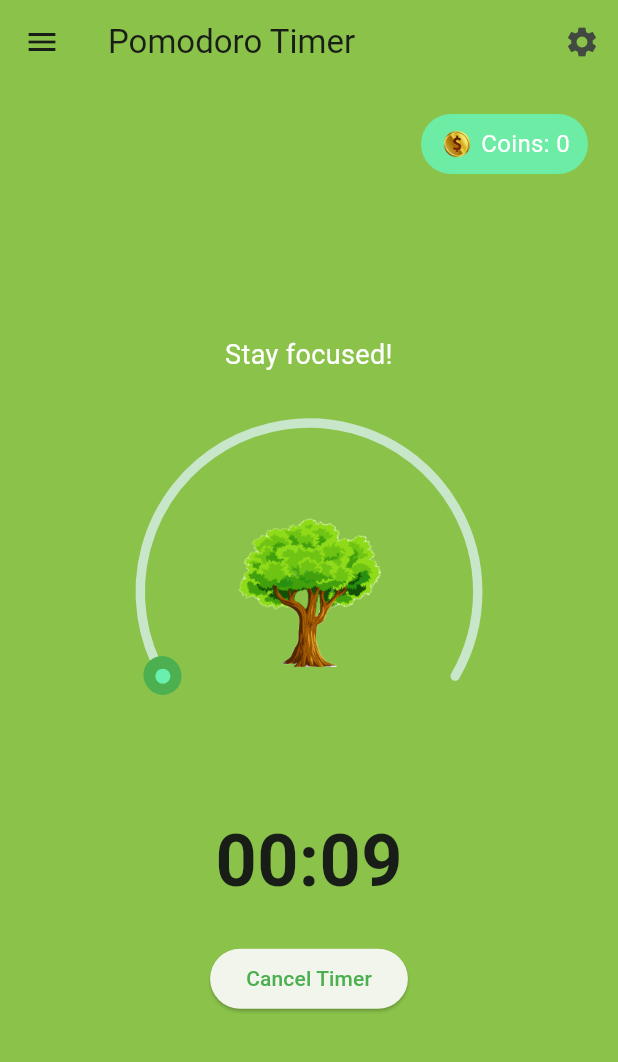
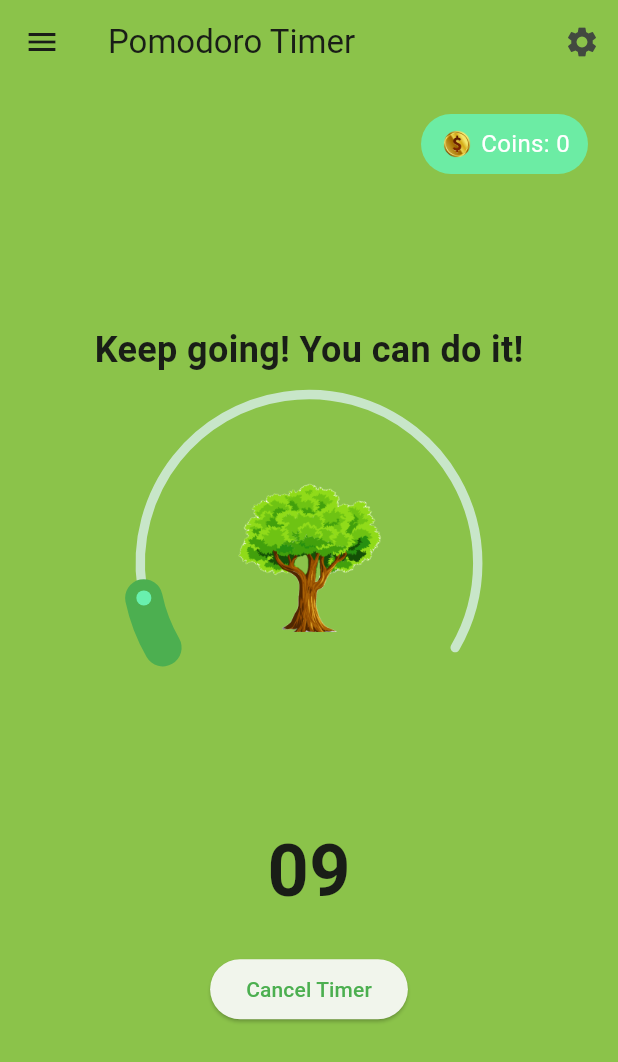
Before and after one commit to Ais3l/productivity_app_andy, a Flutter app: the screen it shows after launch, after a tap on "Start Timer", on a phone screen of 412 x 824 dp. Shown: the top 1062 px of the screen. Run offline on Flutter 3.47's test engine with Material 3 defaults, Android fonts, the light colour scheme and no system bars; drawn by our look-alikes of sleek_circular_slider.

Commit message:
go back to timer button editing

```diff
--- a/lib/main.dart
+++ b/lib/main.dart
@@ -1,273 +1,6 @@
-// import 'package:flutter/material.dart';
-// import 'dart:async'; // Import for using Timer
-// import 'package:sleek_circular_slider/sleek_circular_slider.dart';
-
-// void main() {
-//   runApp(const MyApp());
-// }
-
-// class MyApp extends StatelessWidget {
-//   const MyApp({super.key});
-
-//   @override
-//   Widget build(BuildContext context) {
-//     return MaterialApp(
-//       title: 'Productivity App',
-//       theme: ThemeData(
-//         colorScheme: ColorScheme.fromSeed(
-//           seedColor: Colors.green,
-//           primary: Colors.green,
-//           secondary: Colors.greenAccent,
-//           surface: Colors.lightGreen,
-//           background: Colors.green[50],
-//         ),
-//         useMaterial3: true,
-//       ),
-//       home: const FirstPage(),
-//     );
-//   }
-// }
-
-// class FirstPage extends StatefulWidget {
-//   const FirstPage({super.key});
-
-//   @override
-//   State<FirstPage> createState() => _FirstPageState();
-// }
-
-// class _FirstPageState extends State<FirstPage> {
-//   int coins = 0;
-//   int timerDuration = 10; // Default to 10 minutes
-//   bool isTimerRunning = false;
-//   late Timer timer;
-//   int remainingTime = 0; // Time remaining in seconds
-
-//   void startTimer() {
-//     setState(() {
-//       isTimerRunning = true;
-//       remainingTime = timerDuration * 60; // Convert to seconds
-//     });
-
-//     timer = Timer.periodic(const Duration(seconds: 1), (Timer timer) {
-//       if (remainingTime <= 0) {
-//         setState(() {
-//           coins += 10; // Increase coins by 10
-//           isTimerRunning = false;
-//           remainingTime = 0; // Reset remaining time
-//         });
-//         timer.cancel();
-//         ScaffoldMessenger.of(context).showSnackBar(
-//           const SnackBar(content: Text('Pomodoro completed! You earned 10 coins!')),
-//         );
-//       } else {
-//         setState(() {
-//           remainingTime--; // Decrease remaining time
-//         });
-//       }
-//     });
-//   }
-
-//   void cancelTimer() {
-//     if (isTimerRunning) {
-//       timer.cancel();
-//       setState(() {
-//         isTimerRunning = false;
-//         timerDuration = 10; // Reset timer duration to 10 minutes
-//         remainingTime = timerDuration * 60; // Reset remaining time to 10 minutes in seconds
-//       });
-//     }
-//   }
-
-//   String get formattedTime {
-//     int minutes = remainingTime ~/ 60;
-//     int seconds = remainingTime % 60;
-//     return '${minutes.toString().padLeft(2, '0')}:${seconds.toString().padLeft(2, '0')}';
-//   }
-
-//   @override
-//   Widget build(BuildContext context) {
-//     return Scaffold(
-//       appBar: AppBar(
-//         title: const Text('Pomodoro Timer'),
-//         actions: [
-//           IconButton(
-//             icon: const Icon(Icons.settings),
-//             onPressed: () {
-//               // Add your settings action here if needed
-//             },
-//           ),
-//         ],
-//       ),
-//       body: Stack(
-//         children: [
-//           // Main content in the center
-//           Center(
-//             child: Padding(
-//               padding: const EdgeInsets.all(16.0),
-//               child: Column(
-//                 mainAxisAlignment: MainAxisAlignment.center,
-//                 children: <Widget>[
-//                   const SizedBox(height: 20),
-//                   SleekCircularSlider(
-//                     initialValue: timerDuration.toDouble(),
-//                     min: 10,
-//                     max: 120,
-//                     onChange: (double value) {
-//                       setState(() {
-//                         timerDuration = value.toInt();
-//                         remainingTime = timerDuration * 60;
-//                       });
-//                     },
-//                     appearance: CircularSliderAppearance(
-//                       customColors: CustomSliderColors(
-//                         dotColor: Colors.greenAccent,
-//                         trackColor: Colors.green[100],
-//                         progressBarColor: Colors.green,
-//                       ),
-//                       size: 250,
-//                     ),
-//                     innerWidget: (double value) {
-//                       return Column(
-//                         mainAxisAlignment: MainAxisAlignment.center,
-//                         children: [
-//                           Image.asset(
-//                             'images/tree.png',
-//                             fit: BoxFit.cover,
-//                             height: 100,
-//                           ),
-//                         ],
-//                       );
-//                     },
-//                   ),
-//                   const SizedBox(height: 20),
-//                   Text(
-//                     formattedTime,
-//                     style: const TextStyle(fontSize: 48, fontWeight: FontWeight.bold),
-//                   ),
-//                   const SizedBox(height: 20),
-//                   ElevatedButton(
-//                     onPressed: isTimerRunning ? cancelTimer : startTimer,
-//                     child: Text(isTimerRunning ? 'Cancel Timer' : 'Start Timer'),
-//                   ),
-//                 ],
-//               ),
-//             ),
-//           ),
-//           // Coin counter with image in the top-right corner
-//           Positioned(
-//             top: 20,
-//             right: 20,
-//             child: Container(
-//               padding: const EdgeInsets.symmetric(horizontal: 12, vertical: 8),
-//               decoration: BoxDecoration(
-//                 color: Colors.greenAccent.withOpacity(0.9),
-//                 borderRadius: BorderRadius.circular(20),
-//               ),
-//               child: Row(
-//                 children: [
-//                   Image.asset(
-//                     'images/gold_coin.png', // Displays the gold coin image
-//                     height: 24,
-//                     width: 24,
-//                   ),
-//                   const SizedBox(width: 4),
-//                   Text(
-//                     'Coins: $coins',
-//                     style: const TextStyle(color: Colors.white, fontSize: 16),
-//                   ),
-//                 ],
-//               ),
-//             ),
-//           ),
-//         ],
-//       ),
-//       drawer: Drawer(
-//         child: ListView(
-//           padding: EdgeInsets.zero,
-//           children: [
-//             DrawerHeader(
-//               decoration: BoxDecoration(color: Colors.green),
-//               child: const Text(
-//                 'Navigation',
-//                 style: TextStyle(
-//                   color: Colors.white,
-//                   fontSize: 24,
-//                 ),
-//               ),
-//             ),
-//             ListTile(
-//               title: const Text('Timer'),
-//               onTap: () {
-//                 Navigator.pop(context);
-//                 Navigator.pushReplacement(
-//                   context,
-//                   MaterialPageRoute(builder: (context) => const FirstPage()),
-//                 );
-//               },
-//             ),
-//             ListTile(
-//               title: const Text('Second Page'),
-//               onTap: () {
-//                 Navigator.pop(context);
-//                 Navigator.push(
-//                   context,
-//                   MaterialPageRoute(builder: (context) => const SecondPage()),
-//                 );
-//               },
-//             ),
-//             ListTile(
-//               title: const Text('Third Page'),
-//               onTap: () {
-//                 Navigator.pop(context);
-//                 Navigator.push(
-//                   context,
-//                   MaterialPageRoute(builder: (context) => const ThirdPage()),
-//                 );
-//               },
-//             ),
-//           ],
-//         ),
-//       ),
-//     );
-//   }
-// }
-
-// class SecondPage extends StatelessWidget {
-//   const SecondPage({super.key});
-
-//   @override
-//   Widget build(BuildContext context) {
-//     return Scaffold(
-//       appBar: AppBar(
-//         title: const Text('Second Page'),
-//       ),
-//       body: const Center(
-//         child: Text('This is the second page.'),
-//       ),
-//     );
-//   }
-// }
-
-// class ThirdPage extends StatelessWidget {
-//   const ThirdPage({super.key});
-
-//   @override
-//   Widget build(BuildContext context) {
-//     return Scaffold(
-//       appBar: AppBar(
-//         title: const Text('Third Page'),
-//       ),
-//       body: const Center(
-//         child: Text('This is the third page.'),
-//       ),
-//     );
-//   }
-// }
-
 import 'package:flutter/material.dart';
 import 'dart:async'; // Import for using Timer
 import 'package:sleek_circular_slider/sleek_circular_slider.dart';
-import 'dart:math'; // Import for random number generation
 
 void main() {
   runApp(const MyApp());
@@ -306,25 +39,24 @@ class _FirstPageState extends State<FirstPage> {
   int coins = 0;
   int timerDuration = 10; // Default to 10 seconds
   bool isTimerRunning = false;
+  bool isBreakActive = false;
   late Timer timer;
   int remainingTime = 0; // Time remaining in seconds
-  String motivationalQuote = ""; // To store the current motivational quote
+  int breakTimeSeconds = 0; // Break time counter
+  Timer? breakTimer; // Timer for break time
 
-  final List<String> quotes = [
-    "Keep going!",
-    "You can do it!",
-    "Stay focused!",
-    "Believe in yourself!",
-    "Every day is a new beginning!",
-    "Great things take time!",
-    "Success is the sum of small efforts!",
-  ];
+  @override
+  void initState() {
+    super.initState();
+    remainingTime = timerDuration; // Set initial remaining time to timerDuration
+  }
 
   void startTimer() {
     setState(() {
       isTimerRunning = true;
-      remainingTime = timerDuration; // Already in seconds
-      motivationalQuote = quotes[Random().nextInt(quotes.length)]; // Pick a random quote
+      remainingTime = timerDuration; // Reset remaining time to timerDuration when starting
+      isBreakActive = false; // Ensure break is not active
+      breakTimeSeconds = 0; // Reset break time counter
     });
 
     timer = Timer.periodic(const Duration(seconds: 1), (Timer timer) {
@@ -333,11 +65,9 @@ class _FirstPageState extends State<FirstPage> {
           coins += 10; // Increase coins by 10
           isTimerRunning = false;
           remainingTime = 0; // Reset remaining time
+          isBreakActive = true; // Activate break timer
         });
         timer.cancel();
-        ScaffoldMessenger.of(context).showSnackBar(
-          const SnackBar(content: Text('Pomodoro completed! You earned 10 coins!')),
-        );
       } else {
         setState(() {
           remainingTime--; // Decrease remaining time
@@ -357,14 +87,39 @@ class _FirstPageState extends State<FirstPage> {
     }
   }
 
+  void startBreakTimer() {
+    if (isBreakActive && breakTimer == null) {
+      breakTimer = Timer.periodic(const Duration(seconds: 1), (Timer timer) {
+        if (!isBreakActive) {
+          timer.cancel(); // Stop break timer if break is no longer active
+          breakTimer = null; // Reset break timer reference
+        } else {
+          setState(() {
+            breakTimeSeconds++; // Increment break time counter
+          });
+        }
+      });
+    }
+  }
+
   String get formattedTime {
-    int minutes = remainingTime ~/ 60;
-    int seconds = remainingTime % 60;
-    return '${minutes.toString().padLeft(2, '0')}:${seconds.toString().padLeft(2, '0')}';
+    if (remainingTime == 0) {
+      return ''; // Return empty string when time is up
+    }
+    return '${remainingTime.toString().padLeft(2, '0')}'; // Format remaining time
+  }
+
+  String get formattedBreakTime {
+    return '$breakTimeSeconds'; // Show the break time seconds
   }
 
   @override
   Widget build(BuildContext context) {
+    // Start break timer if break is active
+    if (isBreakActive) {
+      startBreakTimer();
+    }
+
     return Scaffold(
       appBar: AppBar(
         title: const Text('Pomodoro Timer'),
@@ -387,24 +142,29 @@ class _FirstPageState extends State<FirstPage> {
                 mainAxisAlignment: MainAxisAlignment.center,
                 children: <Widget>[
                   const SizedBox(height: 20),
-                  // Display the motivational quote above the slider
-                  Text(
-                    motivationalQuote,
-                    style: const TextStyle(
-                      fontSize: 18, // Smaller font size
-                      color: Colors.white, // White color
+                  if (!isTimerRunning && remainingTime == 0)
+                    const Text(
+                      'Hooray! You completed your timer!',
+                      style: TextStyle(fontSize: 24, fontWeight: FontWeight.bold),
+                    )
+                  else if (isTimerRunning)
+                    const Text(
+                      'Keep going! You can do it!',
+                      style: TextStyle(fontSize: 24, fontWeight: FontWeight.bold),
+                    )
+                  else
+                    const Text(
+                      'Plant a tree today!',
+                      style: TextStyle(fontSize: 24, fontWeight: FontWeight.bold),
                     ),
-                    textAlign: TextAlign.center, // Centered text
-                  ),
-                  const SizedBox(height: 20),
                   SleekCircularSlider(
                     initialValue: timerDuration.toDouble(),
-                    min: 10,
-                    max: 120,
+                    min: 1, // Minimum value in seconds
+                    max: 120, // Maximum value in seconds
                     onChange: (double value) {
                       setState(() {
                         timerDuration = value.toInt();
-                        remainingTime = timerDuration;
+                        remainingTime = timerDuration; // Update remaining time in seconds
                       });
                     },
                     appearance: CircularSliderAppearance(
@@ -424,16 +184,51 @@ class _FirstPageState extends State<FirstPage> {
                             fit: BoxFit.cover,
                             height: 100,
                           ),
+                          const SizedBox(height: 8), // Add space between the image and stopwatch
+                          if (isBreakActive) // Display break time when break is active
+                            Text(
+                              'Break Time: $formattedBreakTime',
+                              style: const TextStyle(
+                                fontSize: 16, // Smaller font size for break stopwatch
+                                fontWeight: FontWeight.bold,
+                              ),
+                            ),
                         ],
                       );
                     },
                   ),
                   const SizedBox(height: 20),
+                  // Display the selected timer duration
+                  if (!isBreakActive) // Only show selected time when break is not active
+                    AnimatedOpacity(
+                      opacity: isTimerRunning ? 0.0 : 1.0, // Fade out when timer starts
+                      duration: const Duration(milliseconds: 500), // Set fade animation duration
+                      child: Text(
+                        '${timerDuration ~/ 60} min ${timerDuration % 60} sec',
+                        style: const TextStyle(fontSize: 18, fontWeight: FontWeight.bold),
+                      ),
+                    ),
+                  if (isTimerRunning) // Show formatted time when timer is running
                     Text(
                       formattedTime,
                       style: const TextStyle(fontSize: 48, fontWeight: FontWeight.bold),
                     ),
                   const SizedBox(height: 20),
+                  if (remainingTime == 0) // Show "Go Back to Timer" button when the timer ends
+                    ElevatedButton(
+                      onPressed: () {
+                        setState(() {
+                          isTimerRunning = false;
+                          remainingTime = timerDuration; // Reset remaining time to timerDuration
+                        });
+                        Navigator.pushReplacement(
+                          context,
+                          MaterialPageRoute(builder: (context) => const FirstPage()), // Navigate to the default home page
+                        );
+                      },
+                      child: const Text('Go Back to Timer'),
+                    )
+                  else // Show "Start Timer" or "Cancel Timer" based on timer state
                     ElevatedButton(
                       onPressed: isTimerRunning ? cancelTimer : startTimer,
                       child: Text(isTimerRunning ? 'Cancel Timer' : 'Start Timer'),
@@ -527,11 +322,9 @@ class SecondPage extends StatelessWidget {
   @override
   Widget build(BuildContext context) {
     return Scaffold(
-      appBar: AppBar(
-        title: const Text('Second Page'),
-      ),
-      body: const Center(
-        child: Text('This is the second page.'),
+      appBar: AppBar(title: const Text('Overview')),
+      body: Center(
+        child: const Text('This is the Overview page.'),
       ),
     );
   }
@@ -543,11 +336,9 @@ class ThirdPage extends StatelessWidget {
   @override
   Widget build(BuildContext context) {
     return Scaffold(
-      appBar: AppBar(
-        title: const Text('Third Page'),
-      ),
-      body: const Center(
-        child: Text('This is the third page.'),
+      appBar: AppBar(title: const Text('Task List')),
+      body: Center(
+        child: const Text('This is the Task List page.'),
       ),
     );
   }
```
Lines whose indentation alone changed are shown as unchanged.
